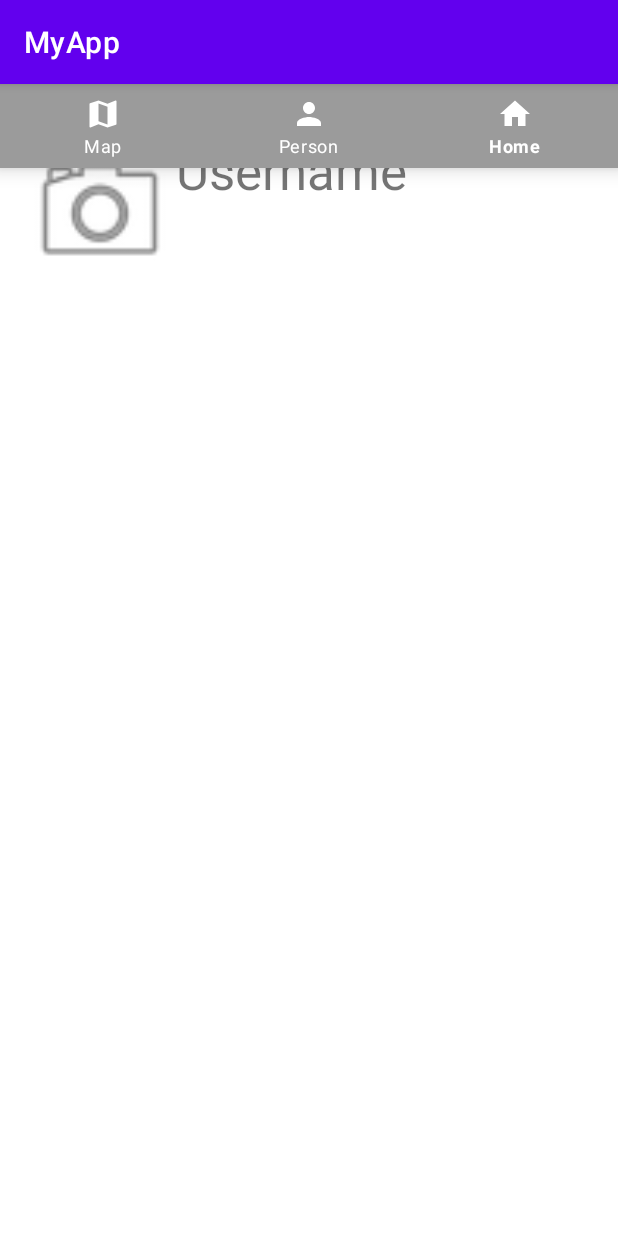
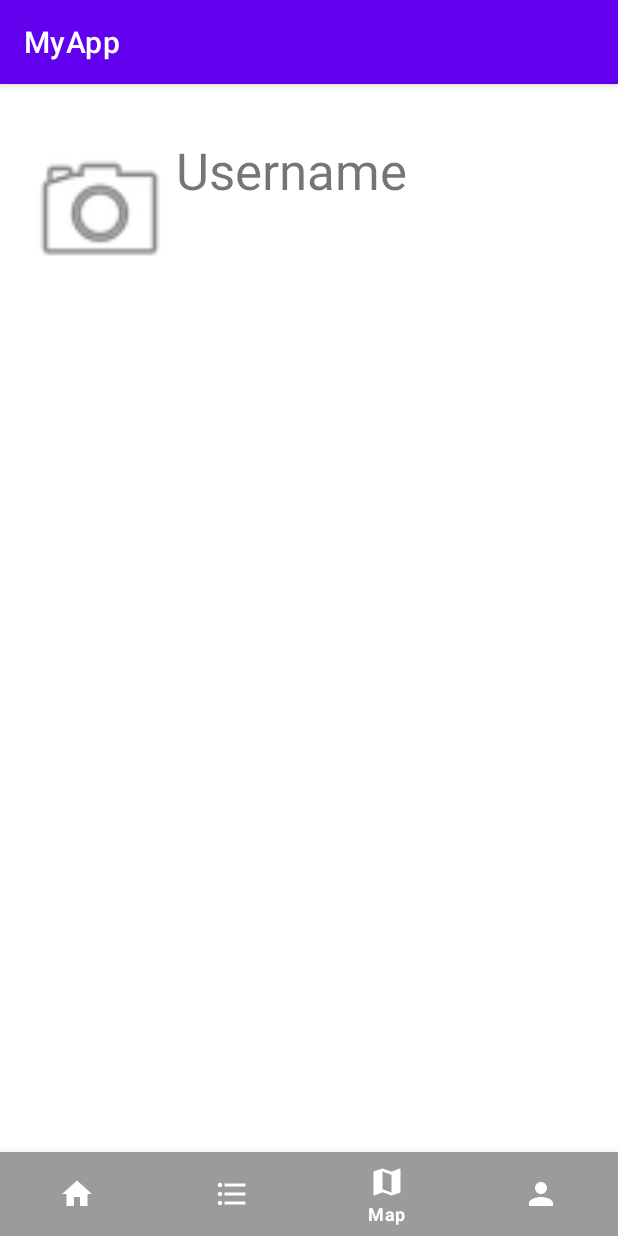
Before and after one commit to Zitrul/neighbour, an Android app: the MainActivity2 screen opened directly, with no data from a screen before it, item 3 of the bottom bar chosen, on a phone screen of 412 x 824 dp. Run offline under Robolectric (Android 15) with nearby library versions, the phone set to English and light mode, and no system bars.

Commit message:
commit 20:27

```diff
--- a/app/build.gradle
+++ b/app/build.gradle
@@ -43,4 +43,6 @@ dependencies {
     androidTestImplementation 'androidx.test.ext:junit:1.1.5'
     androidTestImplementation 'androidx.test.espresso:espresso-core:3.5.1'
 
+    implementation "androidx.fragment:fragment:1.3.6"
+
 }
--- a/app/src/main/java/com/example/samsung/myapp/MapActivityOfMainActivity.java
+++ b/app/src/main/java/com/example/samsung/myapp/MapActivityOfMainActivity.java
@@ -33,12 +33,13 @@ import java.io.IOException;
 import java.io.OutputStream;
 import java.io.PrintWriter;
 import java.net.Socket;
-
+import androidx.fragment.app.Fragment;
 public class MapActivityOfMainActivity extends AppCompatActivity {
     private final Point TARGET_LOCATION = new Point(59.957086, 30.308234);
     private PlacemarkMapObject placemark;
     private MapView mapView;
     private MapView yandexMap;
+
 
     @Override
     protected void onCreate(Bundle savedInstanceState) {
--- a/app/src/main/res/layout/activity_main2.xml
+++ b/app/src/main/res/layout/activity_main2.xml
@@ -43,5 +43,8 @@
         android:background="@color/grey"
         app:itemIconTint="@android:color/white"
         app:itemTextColor="@android:color/white"
+        app:layout_constraintBottom_toBottomOf="parent"
+        app:layout_constraintEnd_toEndOf="parent"
+        app:layout_constraintStart_toStartOf="parent"
         app:menu="@menu/bottom_menu" />
 </androidx.constraintlayout.widget.ConstraintLayout>
--- a/app/src/main/res/menu/bottom_menu.xml
+++ b/app/src/main/res/menu/bottom_menu.xml
@@ -1,16 +1,23 @@
 <?xml version="1.0" encoding="utf-8"?>
 <menu xmlns:android="http://schemas.android.com/apk/res/android">
+    <item
+        android:id="@+id/action_mail"
+        android:icon="@drawable/ic_baseline_home_24"
+        android:title="@string/home"/>
+    <item
+        android:id="@+id/action_list"
+        android:icon="@drawable/ic_baseline_format_list_bulleted_24"
+        android:title="@string/list"
+        />
     <item
         android:id="@+id/action_map"
         android:icon="@drawable/ic_baseline_map_24"
         android:title="@string/map"
         />
+
+
     <item
         android:id="@+id/action_dial"
         android:icon="@drawable/ic_baseline_person_24"
         android:title="@string/person"/>
-    <item
-        android:id="@+id/action_mail"
-        android:icon="@drawable/ic_baseline_home_24"
-        android:title="@string/home"/>
 </menu>
--- a/app/src/main/res/values/strings.xml
+++ b/app/src/main/res/values/strings.xml
@@ -9,8 +9,9 @@
     <string name="next">Next</string>
     <string name="previous">Previous</string>
     <string name="map">Map</string>
-    <string name="home">Home</string>
-    <string name="person">Person</string>
+    <string name="home">Main</string>
+    <string name="person">Profile</string>
+    <string name="list">List</string>
     <string name="hello_first_fragment">Hello first fragment</string>
     <string name="hello_second_fragment">Hello second fragment. Arg: %1$s</string>
 </resources>
```
Also changed, not shown: app/src/main/java/com/example/samsung/myapp/MainActivity2.java (+0 -12 lines), app/src/main/res/layout/activity_order.xml (+47 -23 lines).
